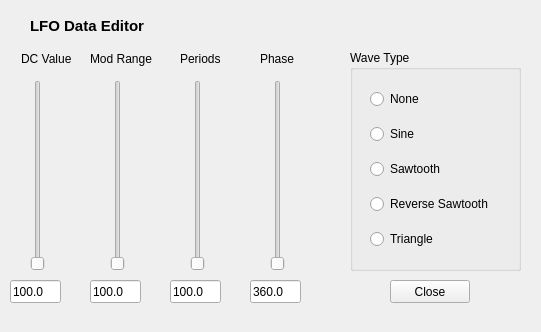
ahlstromcj/sequencer64, file seq_qt5/forms/qlfoframe.ui: the form before one commit.
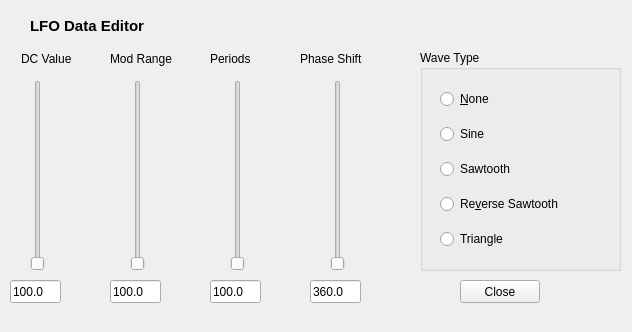
The form after the commit.

```diff
--- a/seq_qt5/forms/qlfoframe.ui
+++ b/seq_qt5/forms/qlfoframe.ui
@@ -6,7 +6,7 @@
    <rect>
     <x>0</x>
     <y>0</y>
-    <width>541</width>
+    <width>632</width>
     <height>332</height>
    </rect>
   </property>
@@ -55,7 +55,7 @@
   <widget class="QLineEdit" name="m_range_text">
    <property name="geometry">
     <rect>
-     <x>90</x>
+     <x>110</x>
      <y>280</y>
      <width>51</width>
      <height>23</height>
@@ -68,7 +68,7 @@
   <widget class="QLineEdit" name="m_speed_text">
    <property name="geometry">
     <rect>
-     <x>170</x>
+     <x>210</x>
      <y>280</y>
      <width>51</width>
      <height>23</height>
@@ -81,7 +81,7 @@
   <widget class="QLineEdit" name="m_phase_text">
    <property name="geometry">
     <rect>
-     <x>250</x>
+     <x>310</x>
      <y>280</y>
      <width>51</width>
      <height>23</height>
@@ -94,7 +94,7 @@
   <widget class="QPushButton" name="m_button_close">
    <property name="geometry">
     <rect>
-     <x>390</x>
+     <x>460</x>
      <y>280</y>
      <width>80</width>
      <height>23</height>
@@ -120,7 +120,7 @@
   <widget class="QSlider" name="m_phase_slider">
    <property name="geometry">
     <rect>
-     <x>270</x>
+     <x>330</x>
      <y>80</y>
      <width>16</width>
      <height>191</height>
@@ -133,7 +133,7 @@
   <widget class="QSlider" name="m_range_slider">
    <property name="geometry">
     <rect>
-     <x>110</x>
+     <x>130</x>
      <y>80</y>
      <width>16</width>
      <height>191</height>
@@ -146,9 +146,9 @@
   <widget class="QGroupBox" name="m_wave_type_group">
    <property name="geometry">
     <rect>
-     <x>350</x>
+     <x>420</x>
      <y>50</y>
-     <width>171</width>
+     <width>201</width>
      <height>221</height>
     </rect>
    </property>
@@ -160,7 +160,7 @@
      <rect>
       <x>20</x>
       <y>30</y>
-      <width>136</width>
+      <width>173</width>
       <height>181</height>
      </rect>
     </property>
@@ -168,7 +168,7 @@
      <item>
       <widget class="QRadioButton" name="m_radio_wave_none">
        <property name="text">
-        <string>None</string>
+        <string>&amp;None</string>
        </property>
       </widget>
      </item>
@@ -189,7 +189,7 @@
      <item>
       <widget class="QRadioButton" name="m_radio_wave_revsaw">
        <property name="text">
-        <string>Reverse Sawtooth</string>
+        <string>Re&amp;verse Sawtooth</string>
        </property>
       </widget>
      </item>
@@ -206,22 +206,22 @@
   <widget class="QLabel" name="m_phase_label">
    <property name="geometry">
     <rect>
-     <x>260</x>
+     <x>300</x>
      <y>51</y>
-     <width>41</width>
+     <width>91</width>
      <height>16</height>
     </rect>
    </property>
    <property name="text">
-    <string>Phase</string>
+    <string>Phase Shift</string>
    </property>
   </widget>
   <widget class="QLabel" name="m_speed_label">
    <property name="geometry">
     <rect>
-     <x>180</x>
+     <x>210</x>
      <y>51</y>
-     <width>59</width>
+     <width>71</width>
      <height>16</height>
     </rect>
    </property>
@@ -232,7 +232,7 @@
   <widget class="QSlider" name="m_speed_slider">
    <property name="geometry">
     <rect>
-     <x>190</x>
+     <x>230</x>
      <y>80</y>
      <width>16</width>
      <height>191</height>
@@ -247,7 +247,7 @@
     <rect>
      <x>21</x>
      <y>51</y>
-     <width>59</width>
+     <width>81</width>
      <height>16</height>
     </rect>
    </property>
@@ -258,9 +258,9 @@
   <widget class="QLabel" name="m_range_label">
    <property name="geometry">
     <rect>
-     <x>90</x>
+     <x>110</x>
      <y>51</y>
-     <width>71</width>
+     <width>91</width>
      <height>16</height>
     </rect>
    </property>
```
